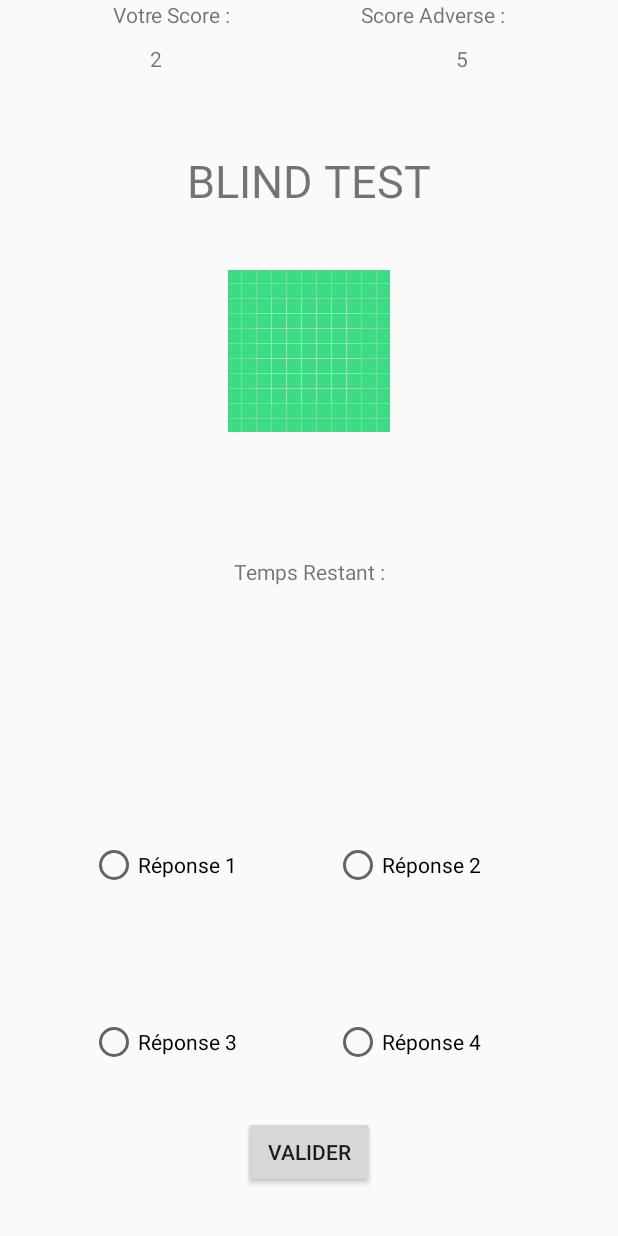
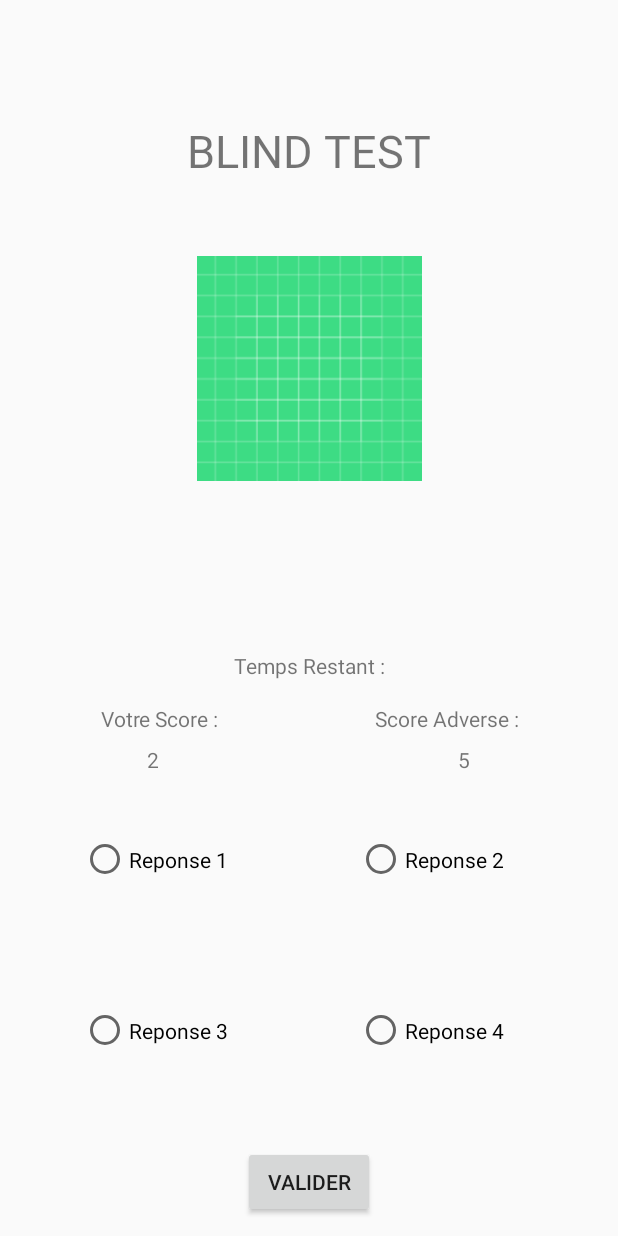
Before and after one commit to MILHugo/blindTest, an Android app: the layout activity_multiplayer.xml on its own in the app's theme, with its tools: preview values and no code run, on a phone screen of 412 x 824 dp. Run offline under Robolectric (Android 15) with nearby library versions, the phone set to English and light mode, and no system bars.

Commit message:
résultat final sprint 2

```diff
--- a/app/src/main/res/layout/activity_multiplayer.xml
+++ b/app/src/main/res/layout/activity_multiplayer.xml
@@ -5,128 +5,171 @@
     android:layout_width="match_parent"
     android:layout_height="match_parent">
 
-    <RadioButton
-        android:id="@+id/RAD_rep4Multi"
-        android:layout_width="129dp"
-        android:layout_height="48dp"
-        android:layout_marginEnd="60dp"
-        android:layout_marginBottom="105dp"
-        android:text="Réponse 4"
-        app:layout_constraintBottom_toBottomOf="parent"
-        app:layout_constraintEnd_toEndOf="parent" />
+    <Button
+        android:id="@+id/BTN_validerM"
+        android:layout_width="wrap_content"
+        android:layout_height="wrap_content"
+        android:layout_marginTop="20dp"
+        android:text="Valider"
+        app:layout_constraintEnd_toEndOf="parent"
+        app:layout_constraintStart_toStartOf="parent"
+        app:layout_constraintTop_toBottomOf="@+id/radioGroup" />
 
-    <RadioButton
-        android:id="@+id/RAD_rep2Multi"
-        android:layout_width="129dp"
-        android:layout_height="48dp"
-        android:layout_marginEnd="60dp"
-        android:layout_marginBottom="70dp"
-        android:text="Réponse 2"
-        app:layout_constraintBottom_toTopOf="@+id/RAD_rep4Multi"
-        app:layout_constraintEnd_toEndOf="parent" />
-
-    <RadioButton
-        android:id="@+id/RAD_rep1Multi"
-        android:layout_width="129dp"
-        android:layout_height="48dp"
-        android:layout_marginStart="60dp"
-        android:layout_marginBottom="70dp"
-        android:text="Réponse 1"
-        app:layout_constraintBottom_toTopOf="@+id/RAD_rep3Multi"
+    <TextView
+        android:id="@+id/idTempsResM2"
+        android:layout_width="wrap_content"
+        android:layout_height="wrap_content"
+        android:layout_marginBottom="16dp"
+        android:text="Temps Restant :"
+        app:layout_constraintBottom_toTopOf="@+id/linearLayout3"
+        app:layout_constraintEnd_toEndOf="parent"
         app:layout_constraintStart_toStartOf="parent" />
 
+    <LinearLayout
+        android:id="@+id/linearLayout2"
+        android:layout_width="0dp"
+        android:layout_height="wrap_content"
+        android:layout_marginStart="32dp"
+        android:layout_marginEnd="32dp"
+        android:orientation="horizontal"
+        app:layout_constraintBottom_toTopOf="@+id/radioGroup"
+        app:layout_constraintEnd_toEndOf="parent"
+        app:layout_constraintStart_toStartOf="parent">
+
+        <TextView
+            android:id="@+id/idScore"
+            android:layout_width="wrap_content"
+            android:layout_height="wrap_content"
+            android:layout_weight="2"
+            android:gravity="center"
+            android:text="2" />
+
+        <Space
+            android:layout_width="wrap_content"
+            android:layout_height="wrap_content"
+            android:layout_weight="1" />
+
+        <TextView
+            android:id="@+id/idScoreAdv"
+            android:layout_width="wrap_content"
+            android:layout_height="wrap_content"
+            android:layout_weight="2"
+            android:gravity="center"
+            android:text="5" />
+    </LinearLayout>
+
     <TextView
-        android:id="@+id/TXT_titleMulti"
+        android:id="@+id/txt_titre2"
         android:layout_width="wrap_content"
-        android:layout_height="wrap_content"
-        android:layout_marginTop="100dp"
+        android:layout_height="0dp"
+        android:layout_marginTop="80dp"
         android:text="BLIND TEST"
         android:textSize="30sp"
-        app:layout_constraintBottom_toBottomOf="parent"
         app:layout_constraintLeft_toLeftOf="parent"
         app:layout_constraintRight_toRightOf="parent"
         app:layout_constraintTop_toTopOf="parent"
-        app:layout_constraintVertical_bias="0.0"
         tools:text="BLIND TEST" />
 
-    <ImageView
-        android:id="@+id/IMG_imageMulti"
+    <RadioGroup
+        android:id="@+id/radioGroup"
         android:layout_width="wrap_content"
         android:layout_height="wrap_content"
-        android:layout_marginTop="180dp"
+        android:layout_marginBottom="80dp"
+        app:layout_constraintBottom_toBottomOf="parent"
+        app:layout_constraintEnd_toEndOf="parent"
+        app:layout_constraintStart_toStartOf="parent">
+
+        <LinearLayout
+            android:layout_width="match_parent"
+            android:layout_height="match_parent"
+            android:orientation="horizontal">
+
+            <RadioButton
+                android:id="@+id/BTN_rep1S"
+                android:layout_width="wrap_content"
+                android:layout_height="wrap_content"
+                android:layout_margin="32dp"
+                android:minWidth="120dp"
+                android:minHeight="50dp"
+                android:text="Reponse 1" />
+
+            <RadioButton
+                android:id="@+id/BTN_rep2S"
+                android:layout_width="match_parent"
+                android:layout_height="wrap_content"
+                android:layout_margin="32dp"
+                android:minWidth="120dp"
+                android:minHeight="50dp"
+                android:text="Reponse 2" />
+        </LinearLayout>
+
+        <LinearLayout
+            android:layout_width="match_parent"
+            android:layout_height="match_parent"
+            android:orientation="horizontal">
+
+            <RadioButton
+                android:id="@+id/BTN_rep3S"
+                android:layout_width="wrap_content"
+                android:layout_height="wrap_content"
+                android:layout_margin="32dp"
+                android:minWidth="120dp"
+                android:minHeight="50dp"
+                android:text="Reponse 3" />
+
+            <RadioButton
+                android:id="@+id/BTN_rep4S"
+                android:layout_width="match_parent"
+                android:layout_height="wrap_content"
+                android:layout_margin="32dp"
+                android:minWidth="120dp"
+                android:minHeight="50dp"
+                android:text="Reponse 4" />
+        </LinearLayout>
+
+    </RadioGroup>
+
+    <LinearLayout
+        android:id="@+id/linearLayout3"
+        android:layout_width="0dp"
+        android:layout_height="wrap_content"
+        android:layout_marginStart="32dp"
+        android:layout_marginEnd="32dp"
+        android:layout_marginBottom="8dp"
+        android:orientation="horizontal"
+        app:layout_constraintBottom_toTopOf="@+id/linearLayout2"
+        app:layout_constraintEnd_toEndOf="parent"
+        app:layout_constraintStart_toStartOf="parent">
+
+        <TextView
+            android:id="@+id/id_MyScore"
+            android:layout_width="wrap_content"
+            android:layout_height="wrap_content"
+            android:layout_weight="2"
+            android:gravity="center"
+            android:text="Votre Score :" />
+
+        <Space
+            android:layout_width="wrap_content"
+            android:layout_height="wrap_content"
+            android:layout_weight="1" />
+
+        <TextView
+            android:id="@+id/id_AdvScore"
+            android:layout_width="wrap_content"
+            android:layout_height="wrap_content"
+            android:layout_weight="2"
+            android:gravity="center"
+            android:text="Score Adverse :" />
+    </LinearLayout>
+
+    <ImageView
+        android:id="@+id/imageView"
+        android:layout_width="393dp"
+        android:layout_height="150dp"
+        android:layout_marginTop="50dp"
         app:layout_constraintEnd_toEndOf="parent"
         app:layout_constraintStart_toStartOf="parent"
-        app:layout_constraintTop_toTopOf="parent"
+        app:layout_constraintTop_toBottomOf="@+id/txt_titre2"
         app:srcCompat="@drawable/ic_launcher_background" />
-
-    <TextView
-        android:id="@+id/TXT_tempsResMult"
-        android:layout_width="wrap_content"
-        android:layout_height="wrap_content"
-        android:layout_marginTop="30dp"
-        android:layout_marginBottom="380dp"
-        android:text="Temps Restant :"
-        app:layout_constraintBottom_toBottomOf="parent"
-        app:layout_constraintEnd_toEndOf="parent"
-        app:layout_constraintStart_toStartOf="parent"
-        app:layout_constraintTop_toBottomOf="@+id/IMG_imageMulti" />
-
-    <TextView
-        android:id="@+id/TXT_Score"
-        android:layout_width="wrap_content"
-        android:layout_height="wrap_content"
-        android:layout_marginStart="75dp"
-        android:text="Votre Score :"
-        app:layout_constraintStart_toStartOf="parent"
-        tools:layout_editor_absoluteY="363dp" />
-
-    <TextView
-        android:id="@+id/TXT_scoreAdv"
-        android:layout_width="wrap_content"
-        android:layout_height="wrap_content"
-        android:layout_marginEnd="75dp"
-        android:text="Score Adverse :"
-        app:layout_constraintEnd_toEndOf="parent"
-        tools:layout_editor_absoluteY="363dp" />
-
-    <TextView
-        android:id="@+id/TXT_res"
-        android:layout_width="wrap_content"
-        android:layout_height="wrap_content"
-        android:layout_marginStart="100dp"
-        android:layout_marginTop="10dp"
-        android:text="2"
-        app:layout_constraintStart_toStartOf="parent"
-        app:layout_constraintTop_toBottomOf="@+id/TXT_Score" />
-
-    <TextView
-        android:id="@+id/TXT_resAdv"
-        android:layout_width="wrap_content"
-        android:layout_height="wrap_content"
-        android:layout_marginTop="10dp"
-        android:layout_marginEnd="100dp"
-        android:text="5"
-        app:layout_constraintEnd_toEndOf="parent"
-        app:layout_constraintTop_toBottomOf="@+id/TXT_scoreAdv" />
-
-    <RadioButton
-        android:id="@+id/RAD_rep3Multi"
-        android:layout_width="129dp"
-        android:layout_height="48dp"
-        android:layout_marginStart="60dp"
-        android:layout_marginBottom="105dp"
-        android:text="Réponse 3"
-        app:layout_constraintBottom_toBottomOf="parent"
-        app:layout_constraintStart_toStartOf="parent" />
-
-    <Button
-        android:id="@+id/BTN_validerMulti"
-        android:layout_width="wrap_content"
-        android:layout_height="wrap_content"
-        android:layout_marginBottom="32dp"
-        android:text="Valider"
-        app:layout_constraintBottom_toBottomOf="parent"
-        app:layout_constraintEnd_toEndOf="parent"
-        app:layout_constraintHorizontal_bias="0.5"
-        app:layout_constraintStart_toStartOf="parent" />
 </androidx.constraintlayout.widget.ConstraintLayout>
```
Also changed, not shown: app/src/main/res/layout/activity_setting.xml (+7 -17 lines), app/src/main/res/layout/activity_singleplayer.xml (+94 -80 lines).
